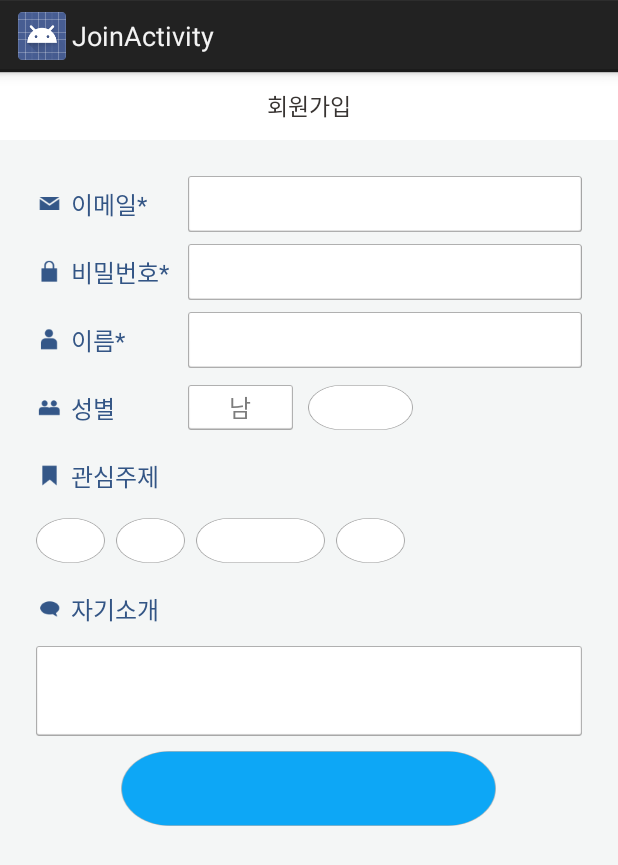
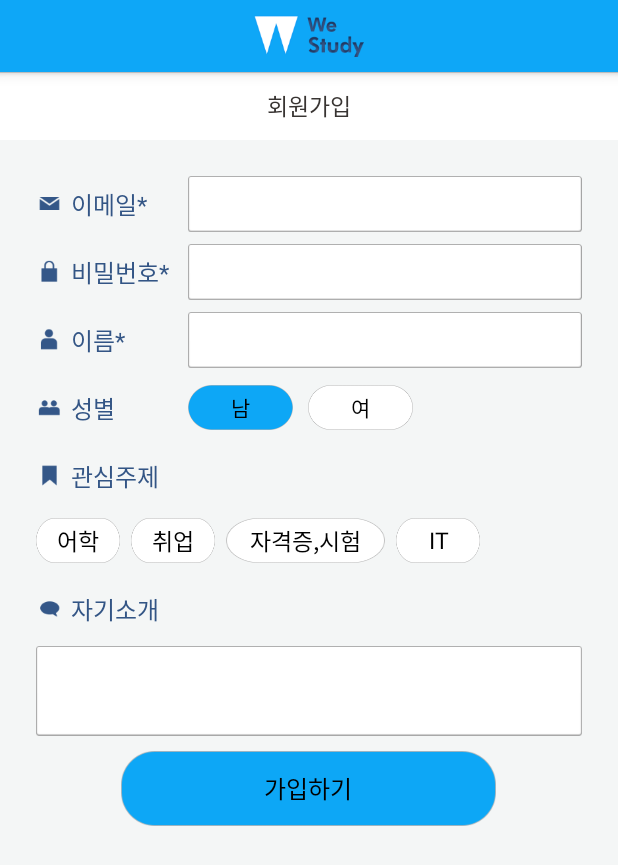
Before and after one commit to Nexters/WeStudy, an Android app: the JoinActivity screen opened directly, with no data from a screen before it, on a phone screen of 412 x 824 dp. Shown: the top 865 px of the screen. Run offline under Robolectric (Android 15) with nearby library versions, the phone set to English and light mode, and no system bars.

Commit message:
회원가입 페이지 디자인 1차 완료

```diff
--- a/westudy/app/src/main/java/com/example/godong/westudy/Activity/JoinActivity.java
+++ b/westudy/app/src/main/java/com/example/godong/westudy/Activity/JoinActivity.java
@@ -1,5 +1,6 @@
 package com.example.godong.westudy.Activity;
 
+import android.app.ActionBar;
 import android.app.Activity;
 import android.content.Intent;
 import android.os.Bundle;
@@ -44,9 +45,9 @@ public class JoinActivity extends Activity implements View.OnClickListener {
         super.onCreate(savedInstanceState);
         setContentView(R.layout.activity_join);
 
-//        ActionBar actionBar = getActionBar();
-//        actionBar.setDisplayOptions(ActionBar.DISPLAY_SHOW_CUSTOM);
-//        actionBar.setCustomView(R.layout.custom_title);
+        ActionBar actionBar = getActionBar();
+        actionBar.setDisplayOptions(ActionBar.DISPLAY_SHOW_CUSTOM);
+        actionBar.setCustomView(R.layout.custom_title);
 
         init();
     }
@@ -80,15 +81,15 @@ public class JoinActivity extends Activity implements View.OnClickListener {
             interestArray[0] = (interestArray[0] == 0) ? 1 : 0;
         }
         else if (v.getId() == R.id.join_btn_interest1) {
-            interest2Btn.setSelected(interest2Btn.isSelected());
+            interest1Btn.setSelected(!interest1Btn.isSelected());
             interestArray[1] = (interestArray[1] == 0) ? 1 : 0;
         }
         else if (v.getId() == R.id.join_btn_interest2) {
-            interest2Btn.setSelected(interest2Btn.isSelected());
+            interest2Btn.setSelected(!interest2Btn.isSelected());
             interestArray[2] = (interestArray[2] == 0) ? 1 : 0;
         }
         else if (v.getId() == R.id.join_btn_interest3) {
-            interest3Btn.setSelected(interest3Btn.isSelected());
+            interest3Btn.setSelected(!interest3Btn.isSelected());
             interestArray[3] = (interestArray[3] == 0) ? 1 : 0;
         }
         else if (v.getId() == R.id.join_btn_join) {
--- /dev/null
+++ b/westudy/app/src/main/res/drawable-xhdpi/common_n_08.xml
@@ -0,0 +1,9 @@
+<?xml version="1.0" encoding="utf-8"?>
+
+<selector xmlns:android="http://schemas.android.com/apk/res/android">
+    <item android:state_pressed="true" android:drawable="@drawable/common_n_08_select" />
+    <item android:state_selected="true" android:drawable="@drawable/common_n_08_select" />
+    <item android:state_focused="true" android:drawable="@drawable/common_n_08_select" />
+    <item android:state_checked="true" android:drawable="@drawable/common_n_08_select" />
+    <item android:drawable="@drawable/common_n_08_non" /> <!-- default -->
+</selector>
--- /dev/null
+++ b/westudy/app/src/main/res/drawable-xhdpi/common_n_09.xml
@@ -0,0 +1,9 @@
+<?xml version="1.0" encoding="utf-8"?>
+
+<selector xmlns:android="http://schemas.android.com/apk/res/android">
+    <item android:state_pressed="true" android:drawable="@drawable/common_n_08_non" />
+    <item android:state_selected="true" android:drawable="@drawable/common_n_08_non" />
+    <item android:state_focused="true" android:drawable="@drawable/common_n_08_non" />
+    <item android:state_checked="true" android:drawable="@drawable/common_n_08_non" />
+    <item android:drawable="@drawable/common_n_08_select" /> <!-- default -->
+</selector>
--- a/westudy/app/src/main/res/layout/activity_join.xml
+++ b/westudy/app/src/main/res/layout/activity_join.xml
@@ -165,23 +165,25 @@
                 <RadioButton
                     android:id="@+id/join_radio_gender_male"
                     android:text="남"
-                    android:textColor="#7d7d7d"
+                    android:textColor="#000000"
+                    android:textSize="14dp"
                     android:layout_width="70dp"
                     android:layout_height="30dp"
                     android:layout_marginRight="10dp"
                     android:gravity="center"
                     android:layout_gravity="center"
-                    android:background="@drawable/common_n_07"
+                    android:background="@drawable/common_n_08"
                     android:button="@null"
                     android:tag="1"/>
                 <RadioButton
                     android:id="@+id/join_radio_gender_female"
                     android:text="여"
-                    android:textColor="#7d7d7d"
+                    android:textColor="#000000"
+                    android:textSize="14dp"
                     android:layout_width="70dp"
                     android:layout_height="30dp"
                     android:gravity="center"
-                    android:background="@drawable/common_n_08_non"
+                    android:background="@drawable/common_n_08"
                     android:button="@null"
                     android:tag="2"/>
             </RadioGroup>
@@ -227,42 +229,46 @@
                 android:id="@+id/join_btn_interest0"
                 android:text="어학"
                 android:textSize="15dp"
-                android:layout_width="46dp"
+                android:textColor="#000000"
+                android:layout_width="56dp"
                 android:layout_height="30dp"
                 android:layout_marginRight="7dp"
                 android:layout_gravity="center_vertical"
                 android:gravity="center"
-                android:background="@drawable/common_n_08_non"/>
+                android:background="@drawable/common_n_08"/>
 
             <Button
                 android:id="@+id/join_btn_interest1"
                 android:text="취업"
                 android:textSize="15dp"
-                android:layout_width="46dp"
+                android:textColor="#000000"
+                android:layout_width="56dp"
                 android:layout_height="30dp"
                 android:layout_marginRight="7dp"
                 android:layout_gravity="center_vertical"
                 android:gravity="center"
-                android:background="@drawable/common_n_08_non"/>
+                android:background="@drawable/common_n_08"/>
             <Button
                 android:id="@+id/join_btn_interest2"
                 android:text="자격증,시험"
                 android:textSize="15dp"
-                android:layout_width="86dp"
+                android:textColor="#000000"
+                android:layout_width="106dp"
                 android:layout_height="30dp"
                 android:layout_marginRight="7dp"
                 android:layout_gravity="center_vertical"
                 android:gravity="center"
-                android:background="@drawable/common_n_08_non"/>
+                android:background="@drawable/common_n_08"/>
             <Button
                 android:id="@+id/join_btn_interest3"
                 android:text="IT"
                 android:textSize="15dp"
-                android:layout_width="46dp"
+                android:textColor="#000000"
+                android:layout_width="56dp"
                 android:layout_height="30dp"
                 android:layout_gravity="center_vertical"
                 android:gravity="center"
-                android:background="@drawable/common_n_08_non"/>
+                android:background="@drawable/common_n_08"/>
 
         </LinearLayout>
 
@@ -301,15 +307,16 @@
             android:id="@+id/join_edit_introduce"
             android:background="@drawable/common_n_07" />
 
-
         <Button
             android:layout_width="250dp"
             android:layout_height="50dp"
             android:layout_marginTop="10dp"
             android:text="가입하기"
+            android:textSize="16dp"
+            android:textColor="#000000"
             android:id="@+id/join_btn_join"
             android:layout_gravity="center_horizontal"
-            android:background="@drawable/common_n_09_non"/>
+            android:background="@drawable/common_n_09"/>
 
     </LinearLayout>
 
```
Also changed, not shown: westudy/app/libs/floatingactionbutton.jar (added), westudy/app/src/main/res/drawable-xhdpi/common_n_08_non.9.png, westudy/app/src/main/res/drawable-xhdpi/common_n_08_select.9.png.
